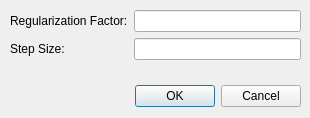
This is calibratordialog.ui in pgebhardt/eitViewer as Qt 5 draws it before an edit. The edited form follows.
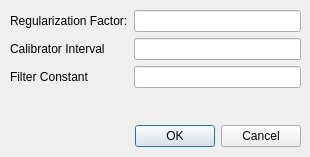
This is the edited form.

Commit message: changing calibrator filter constant through dialog box added

```diff
--- a/calibratordialog.ui
+++ b/calibratordialog.ui
@@ -7,7 +7,7 @@
     <x>0</x>
     <y>0</y>
     <width>310</width>
-    <height>118</height>
+    <height>157</height>
    </rect>
   </property>
   <property name="sizePolicy">
@@ -29,7 +29,7 @@
    <property name="geometry">
     <rect>
      <x>100</x>
-     <y>80</y>
+     <y>120</y>
      <width>201</width>
      <height>32</height>
     </rect>
@@ -47,7 +47,7 @@
      <x>10</x>
      <y>10</y>
      <width>291</width>
-     <height>61</height>
+     <height>101</height>
     </rect>
    </property>
    <layout class="QFormLayout" name="formLayout">
@@ -67,12 +67,22 @@
     <item row="1" column="0">
      <widget class="QLabel" name="label_2">
       <property name="text">
-       <string>Step Size:</string>
+       <string>Calibrator Interval</string>
       </property>
      </widget>
     </item>
     <item row="1" column="1">
-     <widget class="QLineEdit" name="step_size_box"/>
+     <widget class="QLineEdit" name="calibrator_interval_box"/>
+    </item>
+    <item row="2" column="0">
+     <widget class="QLabel" name="label_3">
+      <property name="text">
+       <string>Filter Constant</string>
+      </property>
+     </widget>
+    </item>
+    <item row="2" column="1">
+     <widget class="QLineEdit" name="filter_constant_box"/>
     </item>
    </layout>
   </widget>
```
The commit also changes 1 other file.
